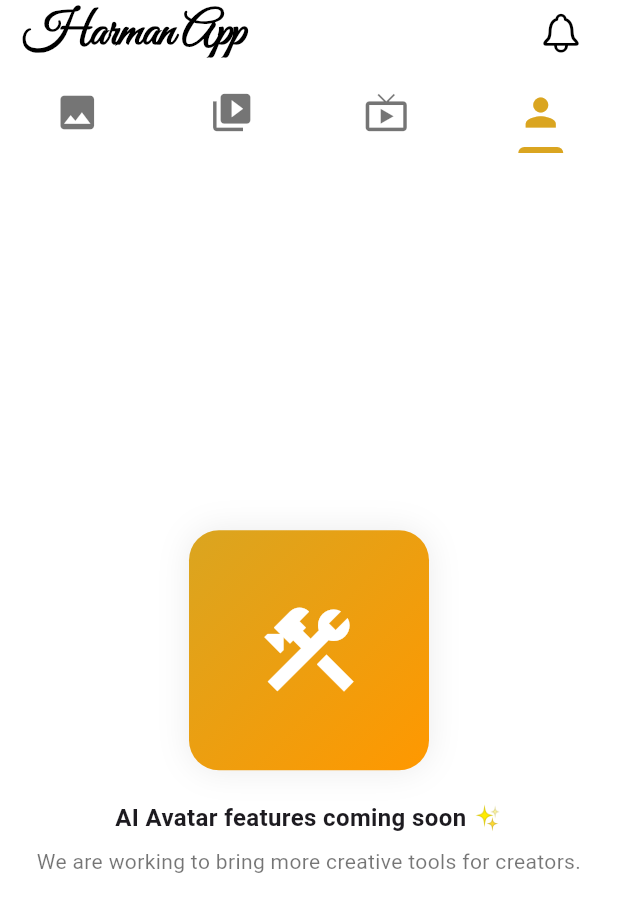
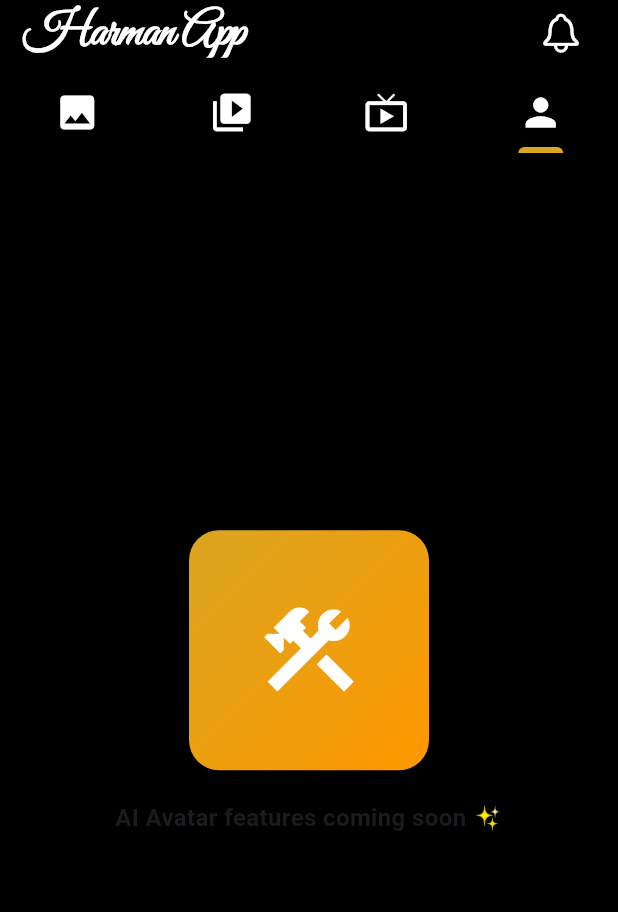
Before and after one commit to ranjithkumar-gitch/harmanapp, a Flutter app: the ExploreScreen screen opened directly, tab 4 chosen, on a phone screen of 412 x 824 dp. Shown: the top 912 px of the screen. Run offline on Flutter 3.47's test engine with Material 3 defaults, Android fonts, the phone set to English and light mode, and no system bars; our stand-ins replace animated_notch_bottom_bar, dots_indicator, font_awesome_flutter, google_fonts, video_player, youtube_player_flutter; network calls fail.

Commit message:
app bar and background color added

```diff
--- a/lib/explore/explore_tab.dart
+++ b/lib/explore/explore_tab.dart
@@ -19,7 +19,7 @@ class ExploreScreen extends StatelessWidget {
     return DefaultTabController(
       length: 4,
       child: Scaffold(
-        backgroundColor: CupertinoColors.white,
+        backgroundColor: CupertinoColors.black,
         appBar: InstagramTopBar(),
         body: Column(
           children: [
@@ -33,10 +33,22 @@ class ExploreScreen extends StatelessWidget {
               dividerColor: Colors.transparent,
 
               tabs: const [
-                Tab(icon: Icon(Icons.photo, size: 30)),
-                Tab(icon: Icon(Icons.video_library, size: 30)),
-                Tab(icon: Icon(Icons.live_tv, size: 30)),
-                Tab(icon: Icon(Icons.person, size: 30)),
+                Tab(
+                  icon: Icon(Icons.photo, size: 30, color: Color(0xFFFFFFFF)),
+                ),
+                Tab(
+                  icon: Icon(
+                    Icons.video_library,
+                    size: 30,
+                    color: Color(0xFFFFFFFF),
+                  ),
+                ),
+                Tab(
+                  icon: Icon(Icons.live_tv, size: 30, color: Color(0xFFFFFFFF)),
+                ),
+                Tab(
+                  icon: Icon(Icons.person, size: 30, color: Color(0xFFFFFFFF)),
+                ),
               ],
             ),
 
--- a/lib/helper.dart
+++ b/lib/helper.dart
@@ -1,4 +1,5 @@
 import 'package:flutter/cupertino.dart';
+import 'package:flutter/material.dart';
 import 'package:google_fonts/google_fonts.dart';
 
 class InstagramTopBar extends StatelessWidget
@@ -8,7 +9,7 @@ class InstagramTopBar extends StatelessWidget
   @override
   Widget build(BuildContext context) {
     return CupertinoNavigationBar(
-      backgroundColor: CupertinoColors.white,
+      backgroundColor: CupertinoColors.black,
       border: Border.all(style: BorderStyle.none),
       leading: Text(
         'Harman App',
@@ -16,7 +17,7 @@ class InstagramTopBar extends StatelessWidget
           textStyle: const TextStyle(
             fontSize: 32,
             fontWeight: FontWeight.bold,
-            // color: Colors.black,
+            color: Colors.white,
           ),
         ),
       ),
@@ -48,7 +49,7 @@ class InstagramTopBar extends StatelessWidget
             padding: EdgeInsets.zero,
             child: const Icon(
               CupertinoIcons.bell,
-              color: CupertinoColors.black,
+              color: CupertinoColors.white,
               size: 30,
             ),
             onPressed: () {},
--- a/lib/mainscreen.dart
+++ b/lib/mainscreen.dart
@@ -32,7 +32,9 @@ class _MainScreenState extends State<MainScreen> {
     HomeScreen(),
     ExploreScreen(),
     Subscribers(),
-    const Center(child: Text('Reels')),
+    const Center(
+      child: Text('Reels', style: TextStyle(color: Colors.white)),
+    ),
     const Center(child: Text('Reels')),
   ];
 
```
Also changed, not shown: lib/homescreen.dart (+11 -8 lines).
